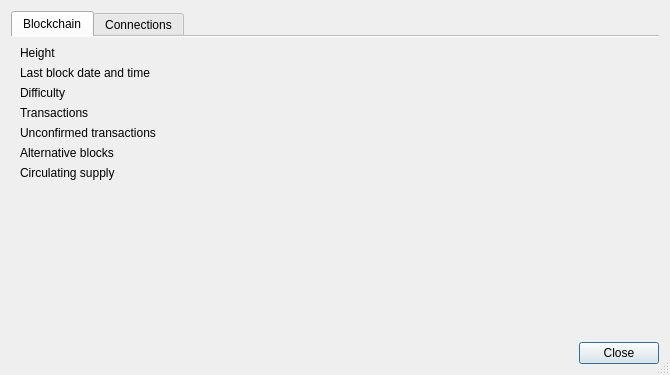
cryptonotefoundation/cryptonotewallet, file src/gui/ui/infodialog.ui: the form before one commit.
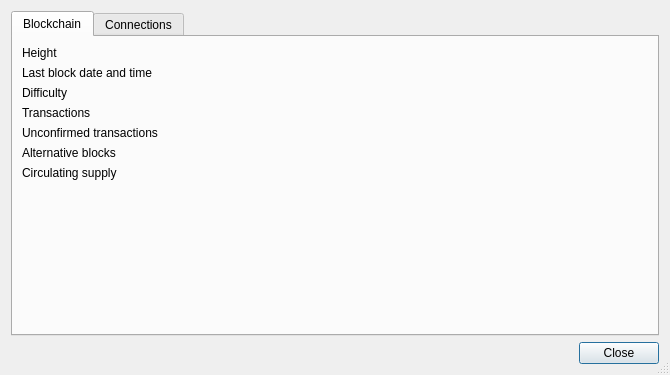
The form after the commit.

```diff
--- a/src/gui/ui/infodialog.ui
+++ b/src/gui/ui/infodialog.ui
@@ -32,7 +32,7 @@
       <number>0</number>
      </property>
      <property name="documentMode">
-      <bool>true</bool>
+      <bool>false</bool>
      </property>
      <widget class="QWidget" name="m_blockchainTab">
       <attribute name="title">
```
